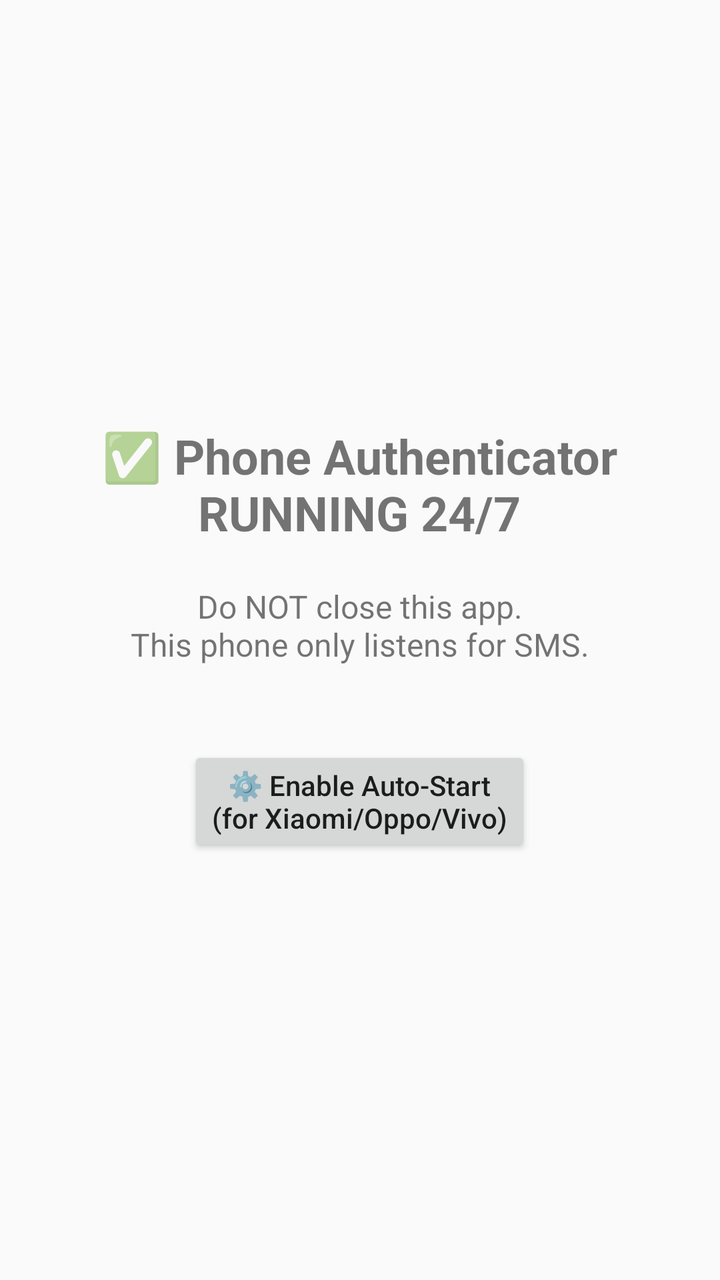
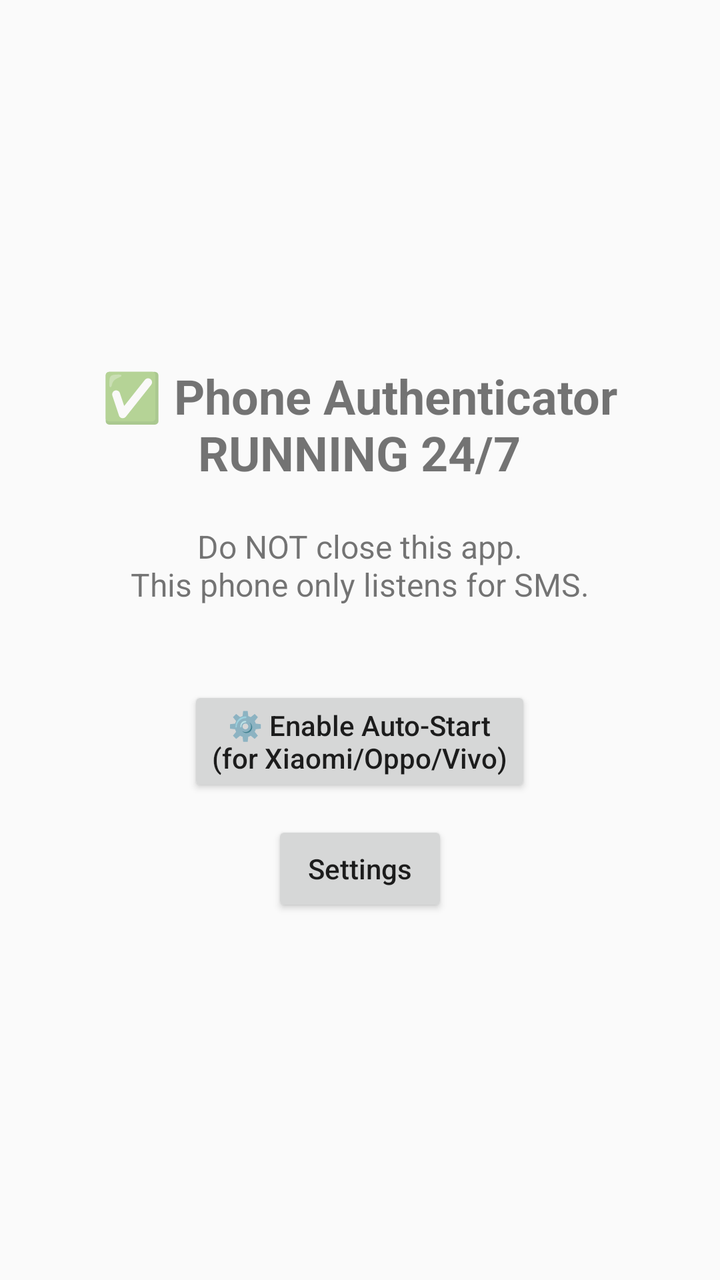

Before-and-after screenshots of an Android layout around one commit, followed by the original layout XML and the change that was made.
<!-- AndroidManifest.xml: activity theme Theme.AppCompat.Light.NoActionBar -->
<!-- res/layout/activity_main.xml -->
<?xml version="1.0" encoding="utf-8"?>
<LinearLayout xmlns:android="http://schemas.android.com/apk/res/android"
    android:layout_width="match_parent"
    android:layout_height="match_parent"
    android:orientation="vertical"
    android:gravity="center"
    android:padding="24dp">

    <TextView
        android:id="@+id/statusText"
        android:layout_width="wrap_content"
        android:layout_height="wrap_content"
        android:text="@string/status_text"
        android:textSize="24sp"
        android:textStyle="bold"
        android:gravity="center"
        android:layout_marginBottom="20dp" />

    <TextView
        android:layout_width="wrap_content"
        android:layout_height="wrap_content"
        android:text="@string/instruction_text"
        android:textSize="16sp"
        android:gravity="center"
        android:layout_marginBottom="40dp" />

    <Button
        android:id="@+id/autoStartButton"
        android:layout_width="wrap_content"
        android:layout_height="wrap_content"
        android:text="@string/auto_start_button"
        android:textAllCaps="false" />

</LinearLayout>
<!-- resources referenced by this layout -->
<resources>
  <string name="auto_start_button">⚙️ Enable Auto-Start\n(for Xiaomi/Oppo/Vivo)</string>
  <string name="instruction_text">Do NOT close this app.\nThis phone only listens for SMS.</string>
  <string name="status_text">✅ Phone Authenticator\nRUNNING 24/7</string>
</resources>

<!-- the commit's change to res/layout/activity_main.xml (unified diff, before → after) -->
@@ -31,4 +31,13 @@
         android:text="@string/auto_start_button"
         android:textAllCaps="false" />
 
+    
+    <Button
+        android:id="@+id/settingsButton"
+        android:layout_width="wrap_content"
+        android:layout_height="wrap_content"
+        android:layout_marginTop="12dp"
+        android:text="@string/settings_button"
+        android:textAllCaps="false" />
+
 </LinearLayout>
<!-- resource entries referenced after the edit -->
@@ -2,6 +2,7 @@
 <resources>
   <string name="auto_start_button">⚙️ Enable Auto-Start\n(for Xiaomi/Oppo/Vivo)</string>
   <string name="instruction_text">Do NOT close this app.\nThis phone only listens for SMS.</string>
+  <string name="settings_button">Settings</string>
   <string name="status_text">✅ Phone Authenticator\nRUNNING 24/7</string>
 </resources>
 
